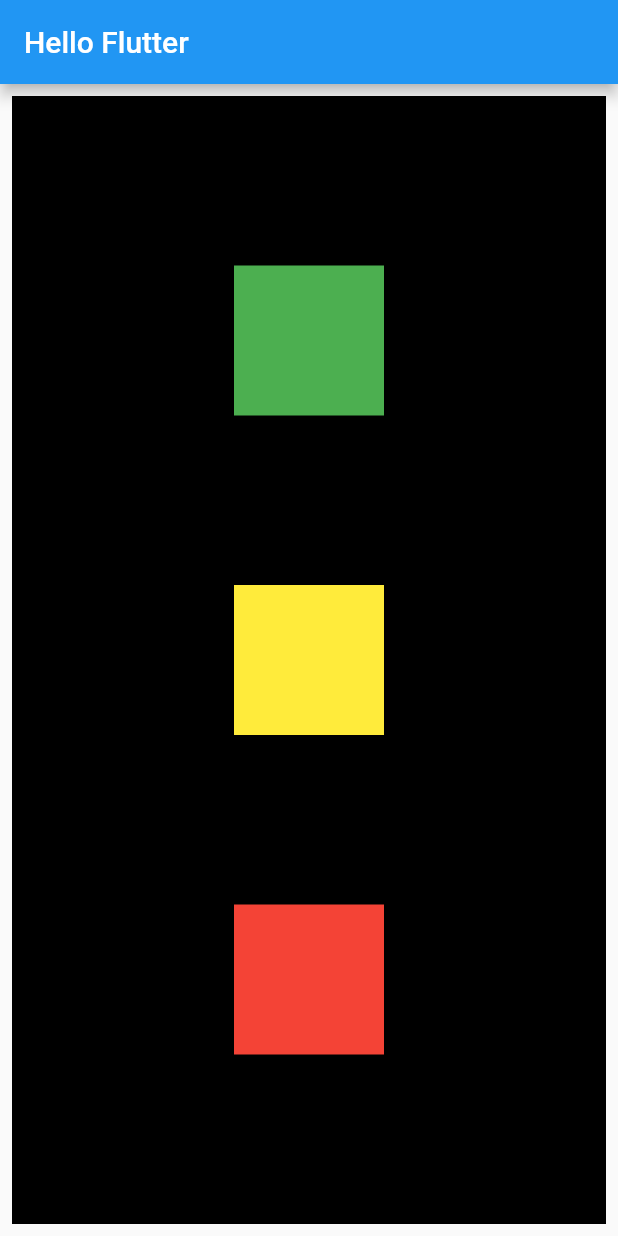
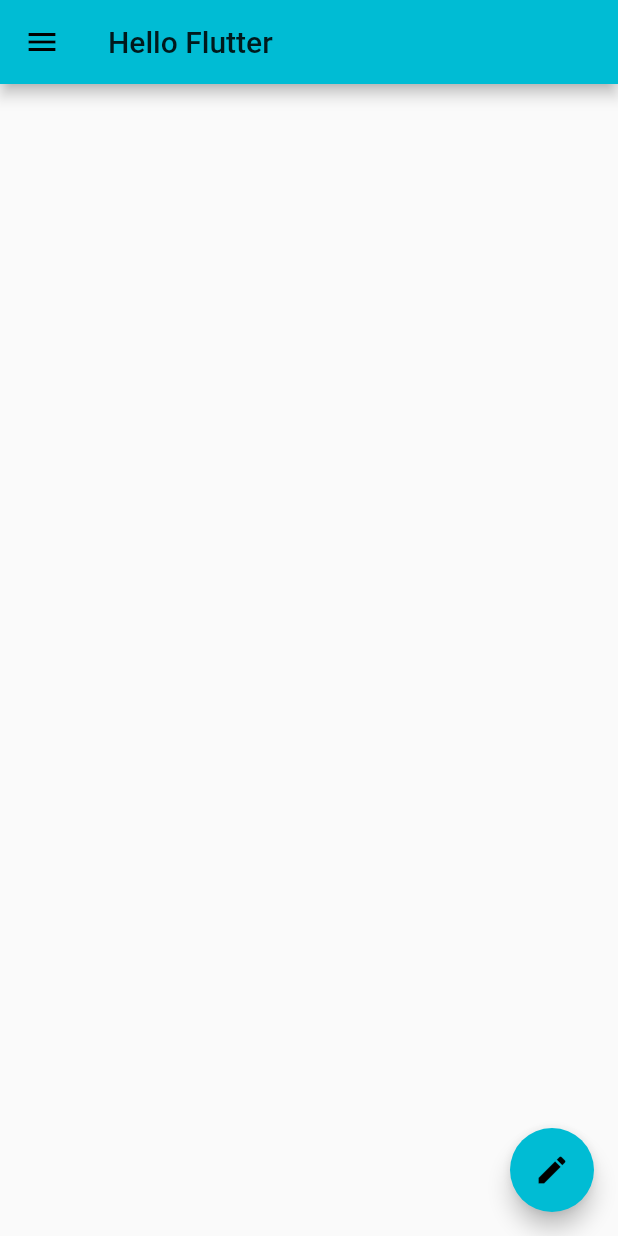
Before and after one commit to souravgopal25/HelloFlutter, a Flutter app: the screen it shows after launch, on a phone screen of 412 x 824 dp. Run offline on Flutter 3.47's test engine with Material 2 defaults, Android fonts, the phone set to English and light mode, and no system bars.

Commit message:
Drawer Completed

```diff
--- a/lib/main.dart
+++ b/lib/main.dart
@@ -1,9 +1,12 @@
-import 'package:flutter/cupertino.dart';
 import 'package:flutter/material.dart';
+
 void main(){
   runApp(MaterialApp(
     title: "Hello Flutter",
     home: HomePage(),
+    theme: ThemeData(
+      primarySwatch: Colors.cyan
+    ),
   ));
 
 }
@@ -15,39 +18,40 @@ class HomePage extends StatelessWidget{
       appBar: AppBar(
         title:  Text("Hello Flutter"),
       ),
-      body:Padding(
-        padding: const EdgeInsets.all(8.0),
-        child: Container(
-          color: Colors.black,
-          width: MediaQuery.of(context).size.width,
-          height: MediaQuery.of(context).size.height,
-          child: Column(
-              mainAxisAlignment: MainAxisAlignment.spaceEvenly,
-              crossAxisAlignment: CrossAxisAlignment.center,
-              children: [
-                Container(
-                  padding: const EdgeInsets.all(8),
-                  width: 100,
-                  height: 100,
-                  color: Colors.green,
-                ),
-                Container(
-                  padding: const EdgeInsets.all(8),
-                  width: 100,
-                  height: 100,
-                  color: Colors.yellow,
-                ),
-                Container(
-                  padding: const EdgeInsets.all(8),
-                  width: 100,
-                  height: 100,
-                  color: Colors.red,
-                )
-              ],
+      body: Container(),
+      drawer: Drawer(
+        child: ListView(
+          padding: EdgeInsets.zero,
+          children:<Widget> [
+            UserAccountsDrawerHeader(
+                accountName: Text("Sourav Sharma"),
+                accountEmail: Text("Souravgopal25@gmail.com"),
+                currentAccountPicture:CircleAvatar(
+                  backgroundImage: NetworkImage("https://images.unsplash.com/photo-1570295999919-56ceb5ecca61?ixlib=rb-1.2.1&ixid=eyJhcHBfaWQiOjEyMDd9&auto=format&fit=crop&w=500&q=80"),
+                ) ,
             ),
+
+            ListTile(leading: Icon(Icons.person),
+            title: Text("Account"),
+              subtitle: Text("Personal"),
+              trailing: Icon(Icons.edit),
+            ),
+            ListTile(leading: Icon(Icons.email),
+              title: Text("Email"),
+              subtitle: Text("***@gmail.com"),
+              trailing: Icon(Icons.send),
+            ),
+            ListTile(leading: Icon(Icons.confirmation_number),
+              title: Text("Ticket"),
+              trailing: Icon(Icons.shop),
+            )
+          ],
         ),
-      )
+      ),
+      floatingActionButton: FloatingActionButton(onPressed: (){},
+      child: Icon(Icons.edit),
 
+      ),
     );
   }
 
```
